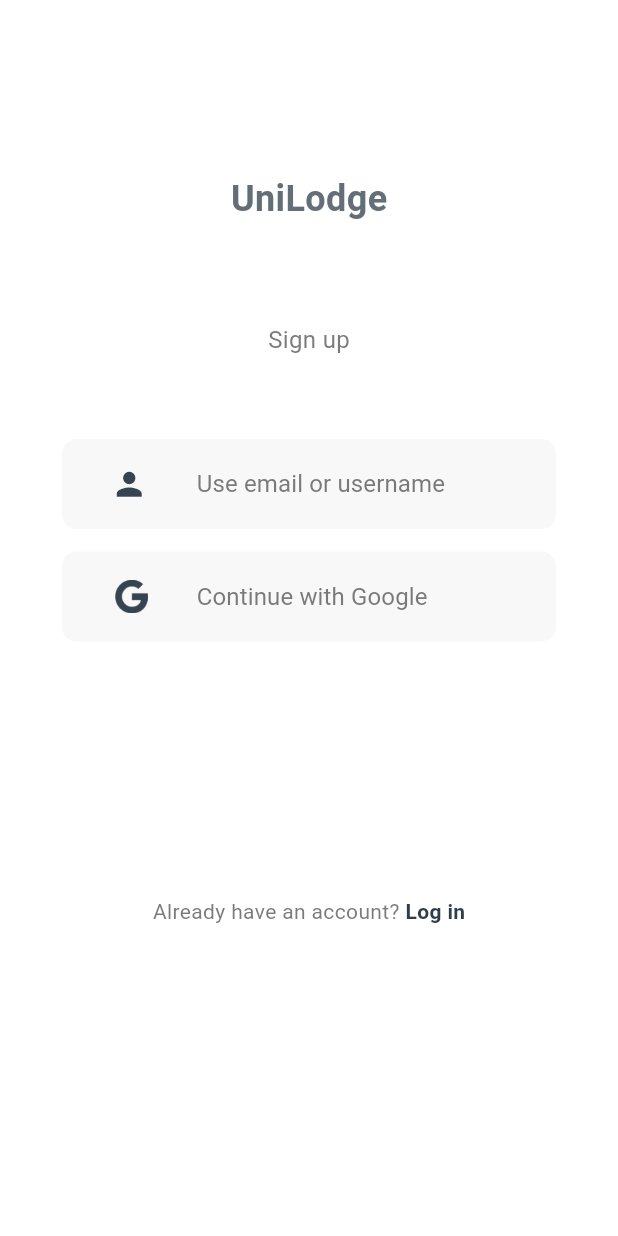
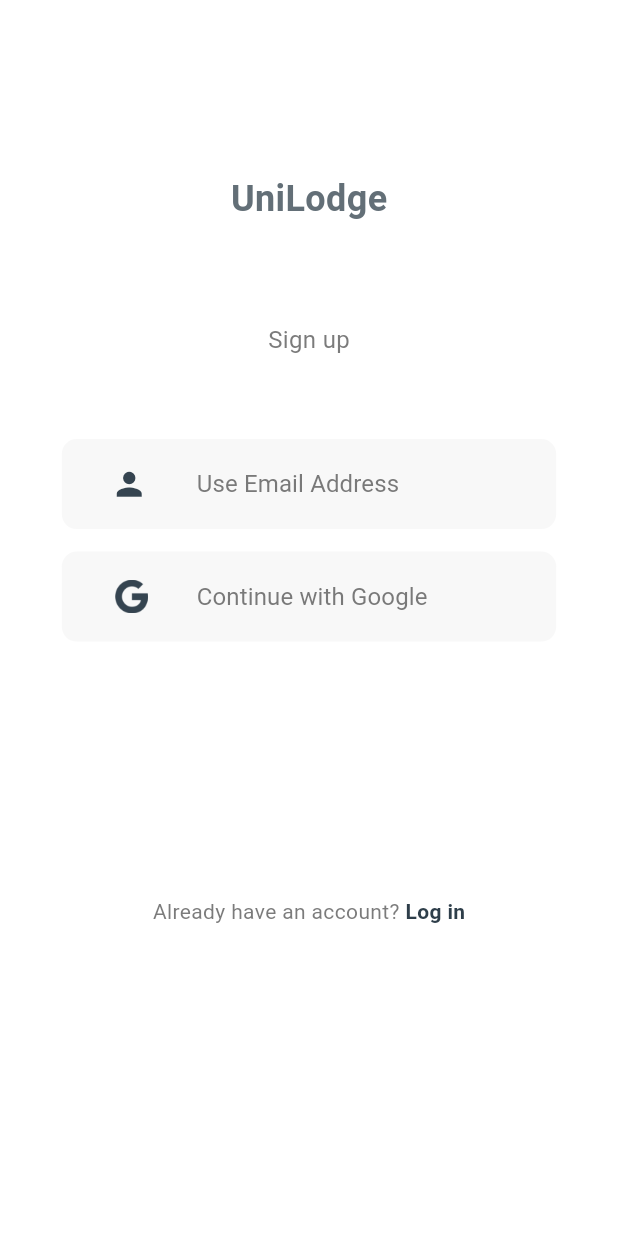
Before and after one commit to Swa-ne/UniLodge, a Flutter app: the AccountSelectionSignup screen opened by its route, on a phone screen of 412 x 824 dp. Run offline on Flutter 3.47's test engine with Material 3 defaults, Android fonts, the phone set to English and light mode, and no system bars; our stand-ins replace equatable, flutter_bloc, flutter_dotenv, flutter_rating_bar, font_awesome_flutter, get and 4 more; missing offline and left inert: dlibphonenumber; Roboto replaces fonts that are missing (TrainOne).

Commit message:
Refactored authentication signup flow and UI for AccountSelectionSignup, SignUp, and ThirdPartySignUp pages, and fixed bugs related to authentication state handling and updated route handling for successful sign-up and email verification.

```diff
--- a/unilodge/lib/presentation/auth/pages/accountSelectionSignUp.dart
+++ b/unilodge/lib/presentation/auth/pages/accountSelectionSignUp.dart
@@ -49,7 +49,7 @@ class _AccountSelectionSignupState extends State<AccountSelectionSignup> {
               Column(
                 children: [
                   AuthButton(
-                    text: 'Use email or username',
+                    text: 'Use Email Address',
                     onPressed: () {
                       context.push("/sign-up");
                     },
@@ -64,7 +64,7 @@ class _AccountSelectionSignupState extends State<AccountSelectionSignup> {
                     text: 'Continue with Google',
                     onPressed: () async {
                       var google_user =
-                          await AuthFirebaseRepoImpl().signInWithGoogle();
+                          await AuthFirebaseRepoImpl().signUpWithGoogle();
                       if (mounted) {
                         if (google_user != null) {
                           Navigator.push(
--- a/unilodge/lib/presentation/auth/pages/signUp.dart
+++ b/unilodge/lib/presentation/auth/pages/signUp.dart
@@ -121,7 +121,7 @@ class _SignUpState extends State<SignUp> with InputValidationMixin {
       listener: (context, state) {
         if (state is SignUpSuccess) {
           context.go("/verify-email", extra: {
-            "email_address": emailController.text,
+            "email_address": obfuscateEmail(emailController.text),
             "token": state.token,
           });
         } else if (state is AuthError) {
--- a/unilodge/lib/presentation/auth/pages/thirdPartySignUp.dart
+++ b/unilodge/lib/presentation/auth/pages/thirdPartySignUp.dart
@@ -18,7 +18,6 @@ import 'package:unilodge/presentation/auth/widgets/unilodgeText.dart';
 
 final _secretKey = dotenv.env['SECRET_KEY'];
 
-// TODO: add error on empty textfields on submit
 class ThirdPartySignUp extends StatefulWidget {
   final GoogleSignInAccount google_user;
 
```
